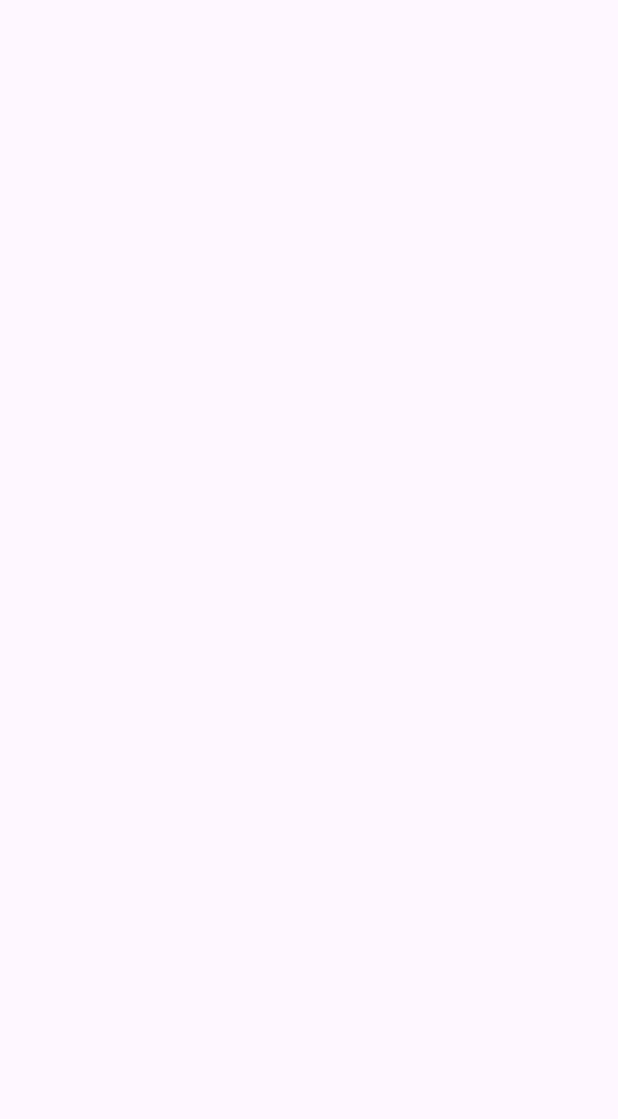
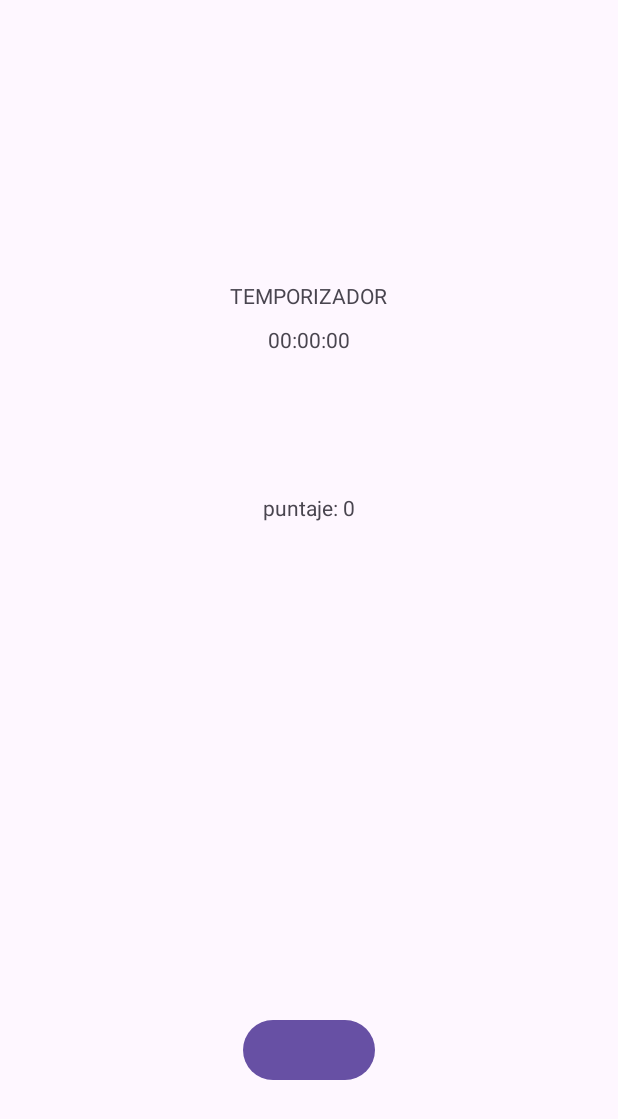
Before and after one commit to diegoxnov/ParcialDispositivosMoviles, an Android app: the screen it shows after launch (MainActivity), on a phone screen of 412 x 824 dp. Before the commit the part shown is empty. Shown: the top 1119 px of the screen. Run offline under Robolectric (Android 15) with nearby library versions, the phone set to English and light mode, and no system bars.

Commit message:
Creando fragment y agregando interfaz

```diff
--- a/ParcialJuego/app/build.gradle.kts
+++ b/ParcialJuego/app/build.gradle.kts
@@ -42,6 +42,8 @@ dependencies {
     implementation(libs.material)
     implementation(libs.androidx.activity)
     implementation(libs.androidx.constraintlayout)
+    implementation(libs.androidx.navigation.fragment.ktx)
+    implementation(libs.androidx.navigation.ui.ktx)
     testImplementation(libs.junit)
     androidTestImplementation(libs.androidx.junit)
     androidTestImplementation(libs.androidx.espresso.core)
--- a/ParcialJuego/app/src/main/res/layout/activity_main.xml
+++ b/ParcialJuego/app/src/main/res/layout/activity_main.xml
@@ -8,6 +8,10 @@
     tools:context=".MainActivity">
 
     <androidx.fragment.app.FragmentContainerView
+        android:id="@+id/nav_host_fragment"
+        android:name="com.example.parcialjuego.GameFragment"
+        app:navGraph="@navigation/nav_graph"
+        app:defaultNavHost="true"
         android:layout_width="match_parent"
         android:layout_height="match_parent"/>
 
--- a/ParcialJuego/app/src/main/res/layout/fragment_game.xml
+++ b/ParcialJuego/app/src/main/res/layout/fragment_game.xml
@@ -1,14 +1,53 @@
 <?xml version="1.0" encoding="utf-8"?>
-<FrameLayout xmlns:android="http://schemas.android.com/apk/res/android"
+<androidx.constraintlayout.widget.ConstraintLayout xmlns:android="http://schemas.android.com/apk/res/android"
+    xmlns:app="http://schemas.android.com/apk/res-auto"
     xmlns:tools="http://schemas.android.com/tools"
     android:layout_width="match_parent"
     android:layout_height="match_parent"
     tools:context=".GameFragment">
 
-    <!-- TODO: Update blank fragment layout -->
+
     <TextView
-        android:layout_width="match_parent"
-        android:layout_height="match_parent"
-        android:text="@string/hello_blank_fragment" />
+        android:id="@+id/txt_temporizador_titulo"
+        android:layout_width="wrap_content"
+        android:layout_height="wrap_content"
+        android:text="@string/msg_temporizador_titulo"
+        app:layout_constraintVertical_bias="0.95"
+        app:layout_constraintBottom_toTopOf="@+id/txt_temporizador"
+        app:layout_constraintEnd_toEndOf="parent"
+        app:layout_constraintStart_toStartOf="parent"
+        app:layout_constraintTop_toTopOf="parent" />
 
-</FrameLayout>
+    <TextView
+        android:id="@+id/txt_temporizador"
+        android:layout_width="wrap_content"
+        android:layout_height="wrap_content"
+        android:text="@string/msg_temporizador"
+        app:layout_constraintVertical_bias="0.7"
+        app:layout_constraintBottom_toTopOf="@+id/txt_puntaje"
+        app:layout_constraintEnd_toEndOf="parent"
+        app:layout_constraintStart_toStartOf="parent"
+        app:layout_constraintTop_toTopOf="parent" />
+
+    <TextView
+        android:id="@+id/txt_puntaje"
+        android:layout_width="wrap_content"
+        android:layout_height="wrap_content"
+        android:text="@string/msg_puntaje"
+        app:layout_constraintBottom_toTopOf="@+id/button"
+        app:layout_constraintEnd_toEndOf="parent"
+        app:layout_constraintStart_toStartOf="parent"
+        app:layout_constraintTop_toTopOf="parent" />
+
+
+
+    <Button
+        android:id="@+id/button"
+        android:layout_width="wrap_content"
+        android:layout_height="wrap_content"
+        android:layout_margin="100dp"
+        app:layout_constraintBottom_toBottomOf="parent"
+        app:layout_constraintEnd_toEndOf="parent"
+        app:layout_constraintStart_toStartOf="parent" />
+
+</androidx.constraintlayout.widget.ConstraintLayout>
--- /dev/null
+++ b/ParcialJuego/app/src/main/res/navigation/nav_graph.xml
@@ -0,0 +1,13 @@
+<?xml version="1.0" encoding="utf-8"?>
+<navigation xmlns:android="http://schemas.android.com/apk/res/android"
+    xmlns:app="http://schemas.android.com/apk/res-auto"
+    xmlns:tools="http://schemas.android.com/tools"
+    android:id="@+id/nav_graph"
+    app:startDestination="@id/gameFragment">
+
+    <fragment
+        android:id="@+id/gameFragment"
+        android:name="com.example.parcialjuego.GameFragment"
+        android:label="fragment_game"
+        tools:layout="@layout/fragment_game" />
+</navigation>
--- a/ParcialJuego/app/src/main/res/values/strings.xml
+++ b/ParcialJuego/app/src/main/res/values/strings.xml
@@ -2,4 +2,7 @@
     <string name="app_name">ParcialJuego</string>
     <!-- TODO: Remove or change this placeholder text -->
     <string name="hello_blank_fragment">Hello blank fragment</string>
+    <string name="msg_temporizador">00:00:00</string>
+    <string name="msg_puntaje">puntaje: 0</string>
+    <string name="msg_temporizador_titulo">TEMPORIZADOR</string>
 </resources>
--- a/ParcialJuego/gradle/libs.versions.toml
+++ b/ParcialJuego/gradle/libs.versions.toml
@@ -9,6 +9,8 @@ appcompat = "1.7.1"
 material = "1.13.0"
 activity = "1.11.0"
 constraintlayout = "2.2.1"
+navigationFragmentKtx = "2.9.5"
+navigationUiKtx = "2.9.5"
 
 [libraries]
 androidx-core-ktx = { group = "androidx.core", name = "core-ktx", version.ref = "coreKtx" }
@@ -19,6 +21,8 @@ androidx-appcompat = { group = "androidx.appcompat", name = "appcompat", version
 material = { group = "com.google.android.material", name = "material", version.ref = "material" }
 androidx-activity = { group = "androidx.activity", name = "activity", version.ref = "activity" }
 androidx-constraintlayout = { group = "androidx.constraintlayout", name = "constraintlayout", version.ref = "constraintlayout" }
+androidx-navigation-fragment-ktx = { group = "androidx.navigation", name = "navigation-fragment-ktx", version.ref = "navigationFragmentKtx" }
+androidx-navigation-ui-ktx = { group = "androidx.navigation", name = "navigation-ui-ktx", version.ref = "navigationUiKtx" }
 
 [plugins]
 android-application = { id = "com.android.application", version.ref = "agp" }
```
Also changed, not shown: ParcialJuego/app/src/main/java/com/example/parcialjuego/GameFragment.kt (+1 -46 lines).
